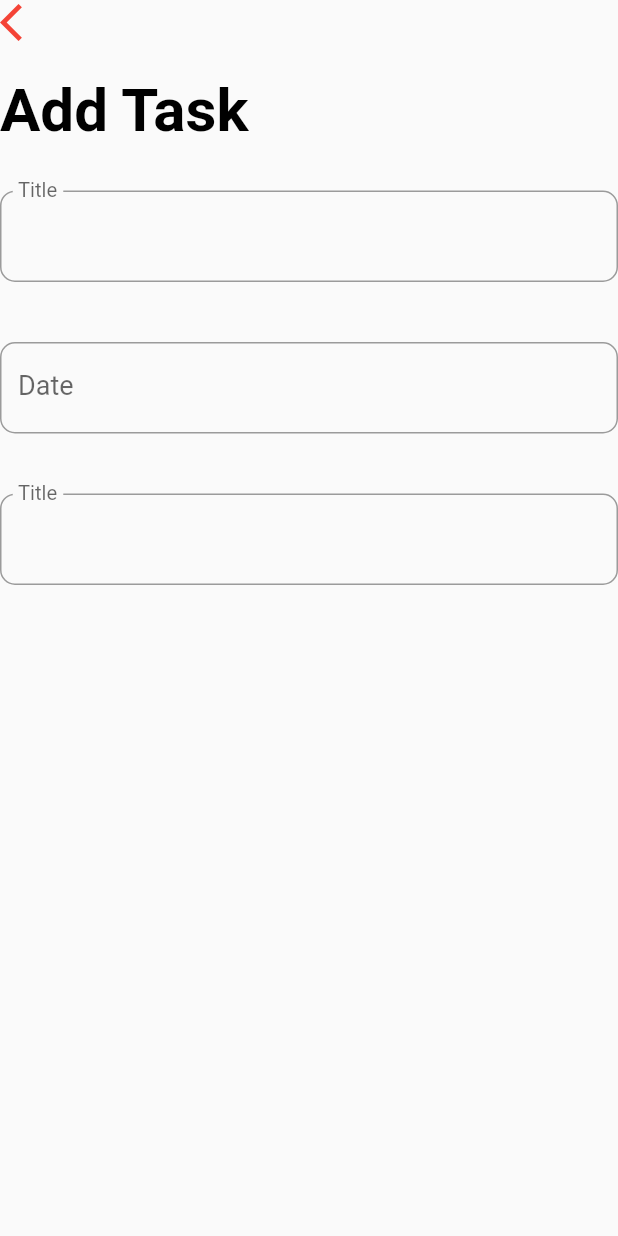
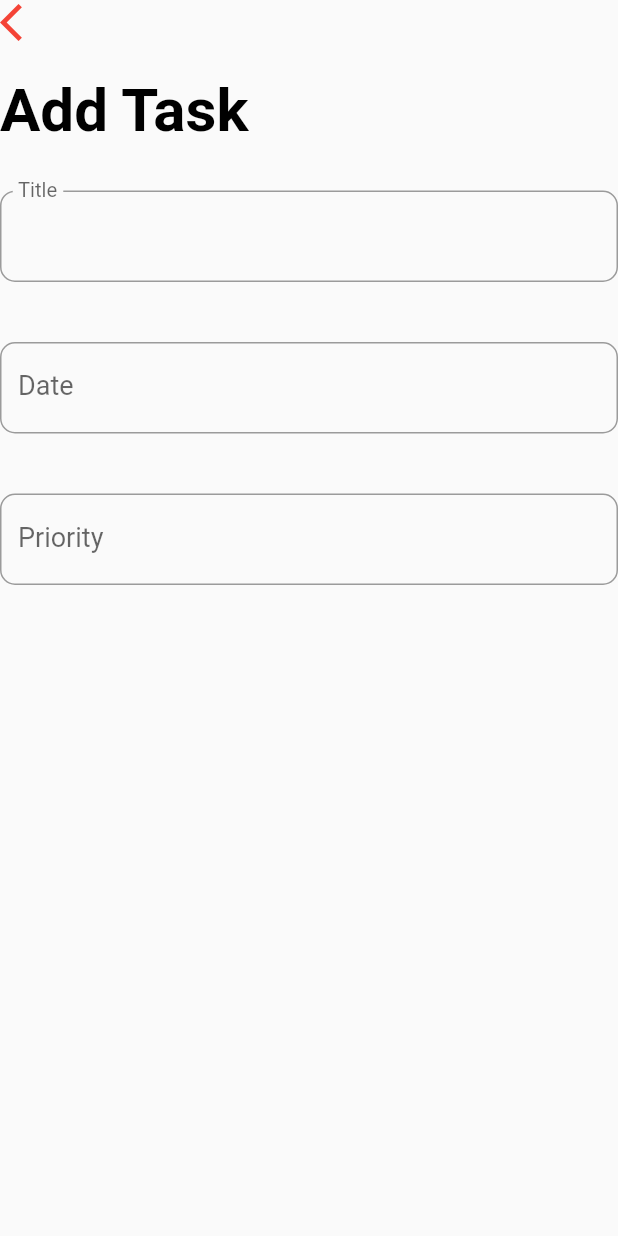
Before and after one commit to gusmac/sql_todo, a Flutter app: the AddTaskScreen screen opened directly, on a phone screen of 412 x 824 dp. Run offline on Flutter 3.47's test engine with Material 2 defaults, Android fonts, the phone set to English and light mode, and no system bars.

```diff
--- a/lib/screens/add_task_screen.dart
+++ b/lib/screens/add_task_screen.dart
@@ -14,6 +14,7 @@ class _AddTaskScreenState extends State<AddTaskScreen> {
   TextEditingController _dateController = TextEditingController();
 
   final DateFormat _dateFormatter = DateFormat('MMM dd, yyyy');
+  final List<String> _priorities = ['Low', 'Medium', 'High'];
 
   _handleDatePicker() async {
     final DateTime date = await showDatePicker(
@@ -96,17 +97,15 @@ class _AddTaskScreenState extends State<AddTaskScreen> {
                   child: TextFormField(
                     style: TextStyle(fontSize: 18.0),
                     decoration: InputDecoration(
-                      labelText: 'Title',
+                      labelText: 'Priority',
                       labelStyle: TextStyle(fontSize: 18.0),
                       border: OutlineInputBorder(
                         borderRadius: BorderRadius.circular(10.0),
                       ),
                     ),
-                    validator: (input) => input.trim().isEmpty
-                        ? 'Please enter a task title'
-                        : null,
-                    onSaved: (input) => _title = input,
-                    initialValue: _title,
+                    validator: (input) =>
+                        input.trim().isEmpty ? 'Please a priority level' : null,
+                    onSaved: (input) => _priority = input,
                   ),
                 ),
               ],
```
